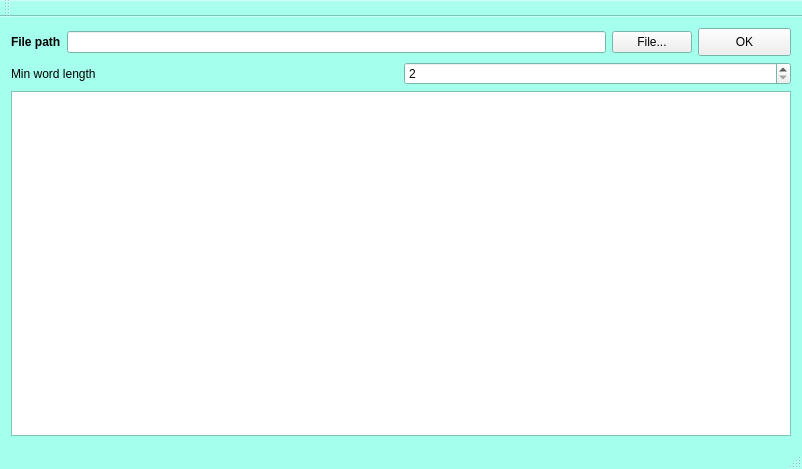
Before: the Qt Designer form mainwindow.ui in LupusMs/TextParser, drawn with Qt 5.
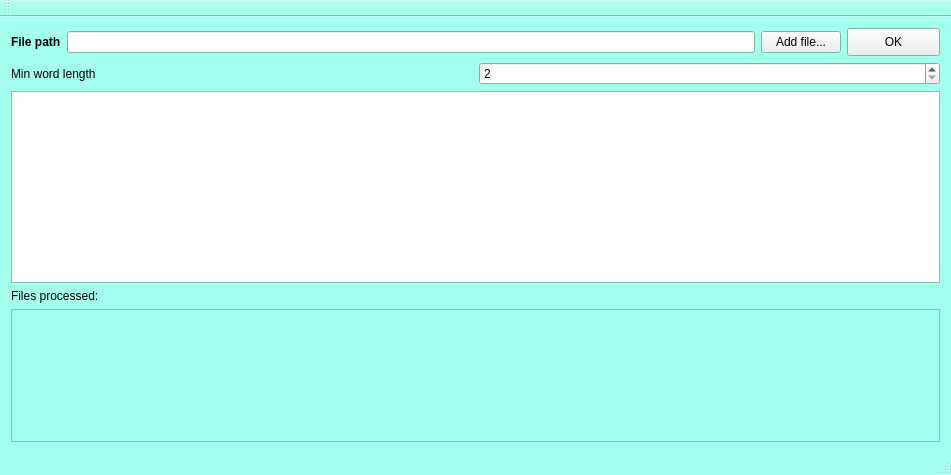
After: the same form once the commit is applied. Icons and pictures are not drawn.

Commit message: 'Files processed' - info added to the MainWindow

Patch:
```diff
--- a/mainwindow.ui
+++ b/mainwindow.ui
@@ -6,8 +6,8 @@
    <rect>
     <x>0</x>
     <y>0</y>
-    <width>802</width>
-    <height>469</height>
+    <width>951</width>
+    <height>475</height>
    </rect>
   </property>
   <property name="palette">
@@ -111,7 +111,7 @@
         <item>
          <widget class="QPushButton" name="pushButton_choose">
           <property name="text">
-           <string>File...</string>
+           <string>Add file...</string>
           </property>
          </widget>
         </item>
@@ -163,6 +163,29 @@
       </item>
      </layout>
     </item>
+    <item>
+     <widget class="QLabel" name="label_3">
+      <property name="text">
+       <string>Files processed:</string>
+      </property>
+     </widget>
+    </item>
+    <item>
+     <widget class="QTextBrowser" name="textBrowser_includedFiles">
+      <property name="sizePolicy">
+       <sizepolicy hsizetype="Minimum" vsizetype="Maximum">
+        <horstretch>0</horstretch>
+        <verstretch>10</verstretch>
+       </sizepolicy>
+      </property>
+      <property name="autoFillBackground">
+       <bool>true</bool>
+      </property>
+      <property name="styleSheet">
+       <string notr="true">background-color: rgb(164, 255, 236);</string>
+      </property>
+     </widget>
+    </item>
    </layout>
   </widget>
   <widget class="QMenuBar" name="menuBar">
```
Left out of the diff: 2 changed lines with no effect on the pictures. The commit also changes 3 other files.
